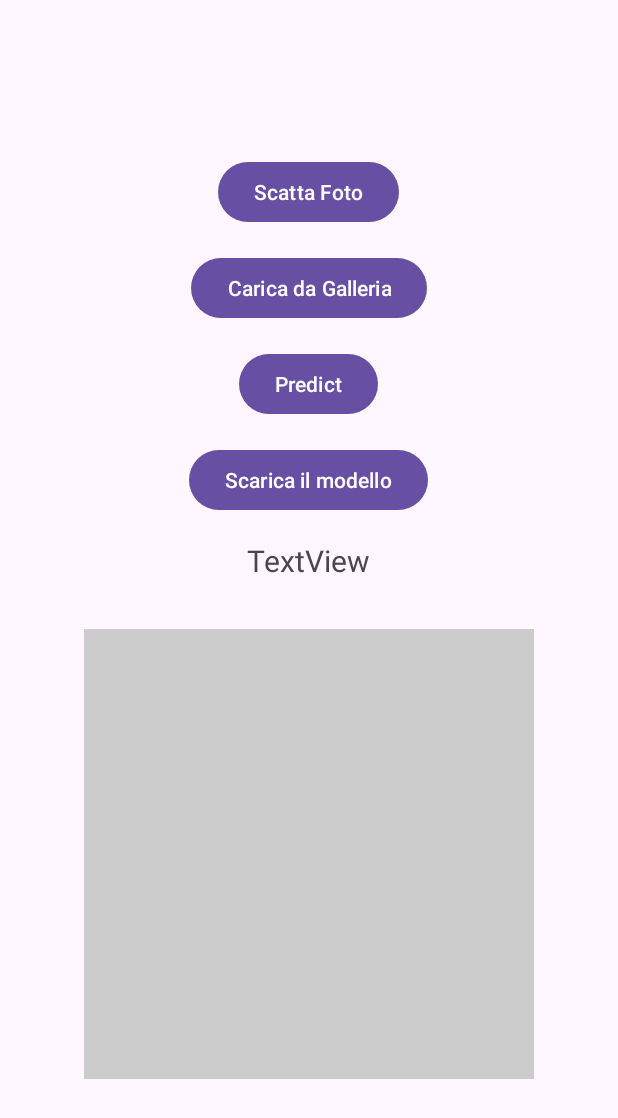
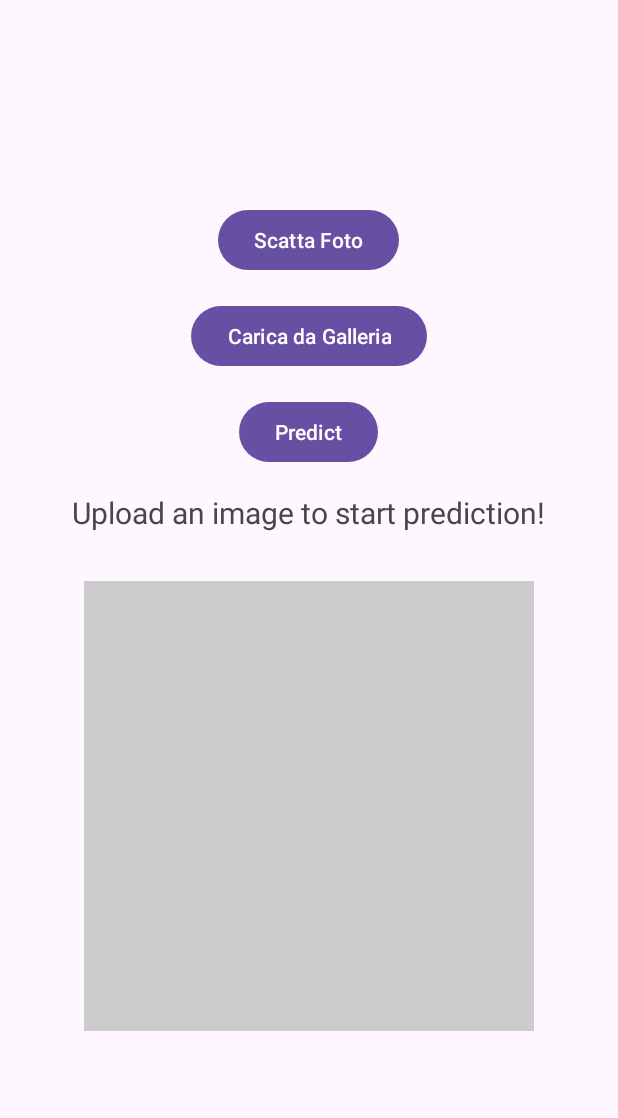
Before and after one commit to pokosku/Progetto-Embedded, an Android app: the screen it shows after launch (MainActivity), on a phone screen of 412 x 824 dp. Shown: the top 1118 px of the screen. Run offline under Robolectric (Android 15) with nearby library versions, the phone set to English and light mode, and no system bars; libraries missing offline, so code that uses them is left out: com.google.mediapipe.tasks, org.tensorflow.lite; 3 statements that could not run were skipped.

Commit message:
tolto download button, aggiunte eccezioni immagine vuota predict

```diff
--- a/app/src/main/res/layout/activity_main.xml
+++ b/app/src/main/res/layout/activity_main.xml
@@ -25,17 +25,12 @@
         android:layout_height="wrap_content"
         android:text="Predict"
         android:layout_marginTop="16dp" />
-    <Button
-        android:id="@+id/downloadModelButton"
-        android:layout_width="wrap_content"
-        android:layout_height="wrap_content"
-        android:text="Scarica il modello"
-        android:layout_marginTop="16dp"/>
+
     <TextView
         android:id="@+id/predictionView"
         android:layout_width="wrap_content"
         android:layout_height="wrap_content"
-        android:text="TextView"
+        android:text="Upload an image to start prediction!"
         android:textSize="20sp"
         android:layout_marginTop="16dp" />
 
```
Also changed, not shown: app/src/main/java/com/myapp/chefgpt/MainActivity.kt (+18 -17 lines).
